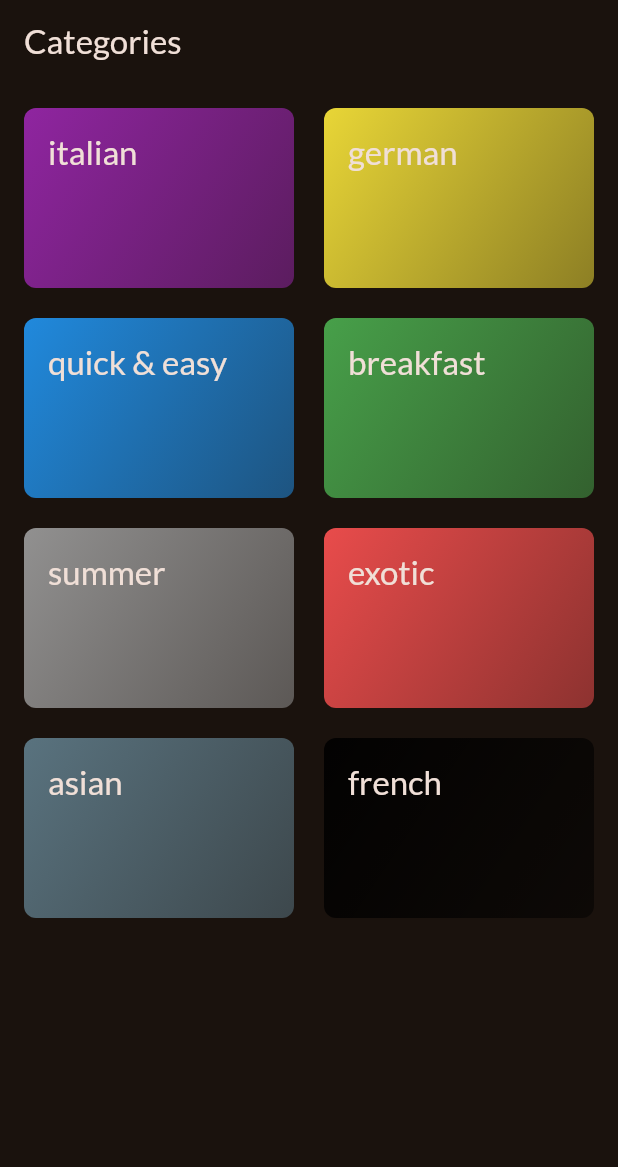
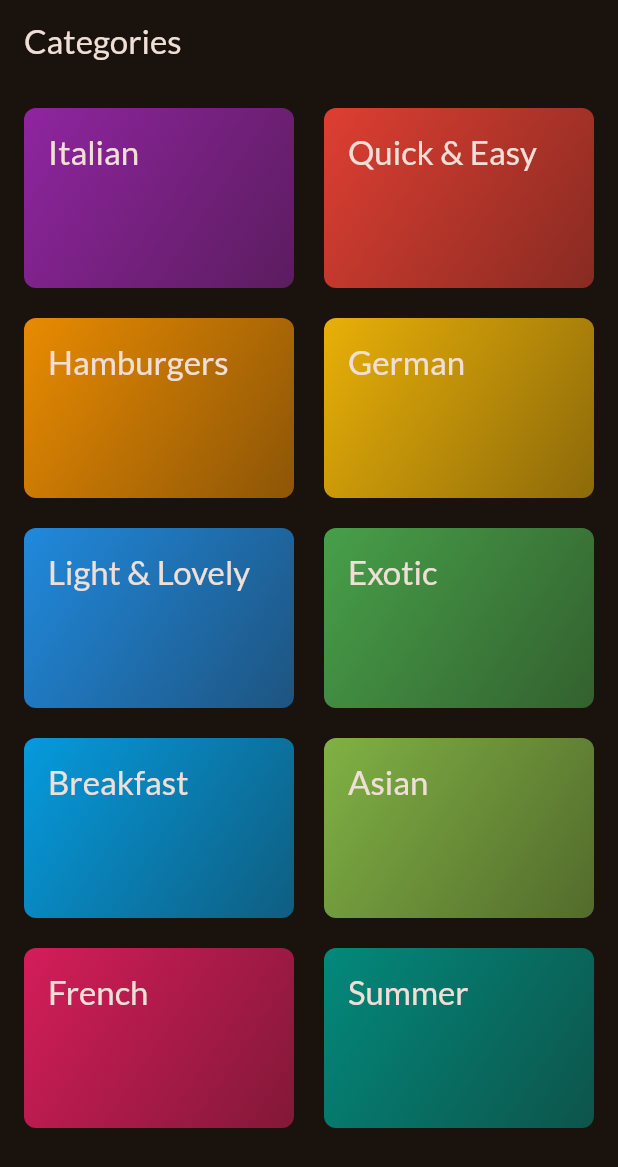
Before and after one commit to mahmoud-alwakeel/meals-app, a Flutter app: the screen it shows after launch, on a phone screen of 412 x 824 dp. Shown: the top 1167 px of the screen. Run offline on Flutter 3.47's test engine with Material 3 defaults, Android fonts, the phone set to English and light mode, and no system bars; our stand-ins replace google_fonts, transparent_image.

```diff
--- a/lib/data/category_dummy_data.dart
+++ b/lib/data/category_dummy_data.dart
@@ -3,13 +3,55 @@ import 'package:meals_app/models/category_model.dart';
 
 class CategoryDummyData {
   final List<CategoryModel> avaialableCategories = [
-    CategoryModel(id: '1', title: 'italian', color: Colors.purple,),
-    CategoryModel(id: '2', title: 'german', color: Colors.yellow,),
-    CategoryModel(id: '3', title: 'quick & easy', color: Colors.blue,),
-    CategoryModel(id: '4', title: 'breakfast', color: Colors.green,),
-    CategoryModel(id: '5', title: 'summer', color: Colors.grey,),
-    CategoryModel(id: '6', title: 'exotic', color: Colors.redAccent,),
-    CategoryModel(id: '7', title: 'asian', color: Colors.blueGrey,),
-    CategoryModel(id: '8', title: 'french', color: Colors.black38,),
+    CategoryModel(
+      id: 'c1',
+      title: 'Italian',
+      color: Colors.purple,
+    ),
+    CategoryModel(
+      id: 'c2',
+      title: 'Quick & Easy',
+      color: Colors.red,
+    ),
+    CategoryModel(
+      id: 'c3',
+      title: 'Hamburgers',
+      color: Colors.orange,
+    ),
+    CategoryModel(
+      id: 'c4',
+      title: 'German',
+      color: Colors.amber,
+    ),
+    CategoryModel(
+      id: 'c5',
+      title: 'Light & Lovely',
+      color: Colors.blue,
+    ),
+    CategoryModel(
+      id: 'c6',
+      title: 'Exotic',
+      color: Colors.green,
+    ),
+    CategoryModel(
+      id: 'c7',
+      title: 'Breakfast',
+      color: Colors.lightBlue,
+    ),
+    CategoryModel(
+      id: 'c8',
+      title: 'Asian',
+      color: Colors.lightGreen,
+    ),
+    CategoryModel(
+      id: 'c9',
+      title: 'French',
+      color: Colors.pink,
+    ),
+    CategoryModel(
+      id: 'c10',
+      title: 'Summer',
+      color: Colors.teal,
+    ),
   ];
 }
--- a/pubspec.yaml
+++ b/pubspec.yaml
@@ -36,6 +36,7 @@ dependencies:
   # Use with the CupertinoIcons class for iOS style icons.
   cupertino_icons: ^1.0.6
   google_fonts: ^6.2.1
+  transparent_image: ^2.0.1
 
 dev_dependencies:
   flutter_test:
```
Also changed, not shown: lib/screens/categories_screen.dart (+12 -3 lines), lib/screens/meals_screen.dart (+10 -3 lines), lib/widgets/meal_item.dart (added, +72 -0 lines), pubspec.lock.
